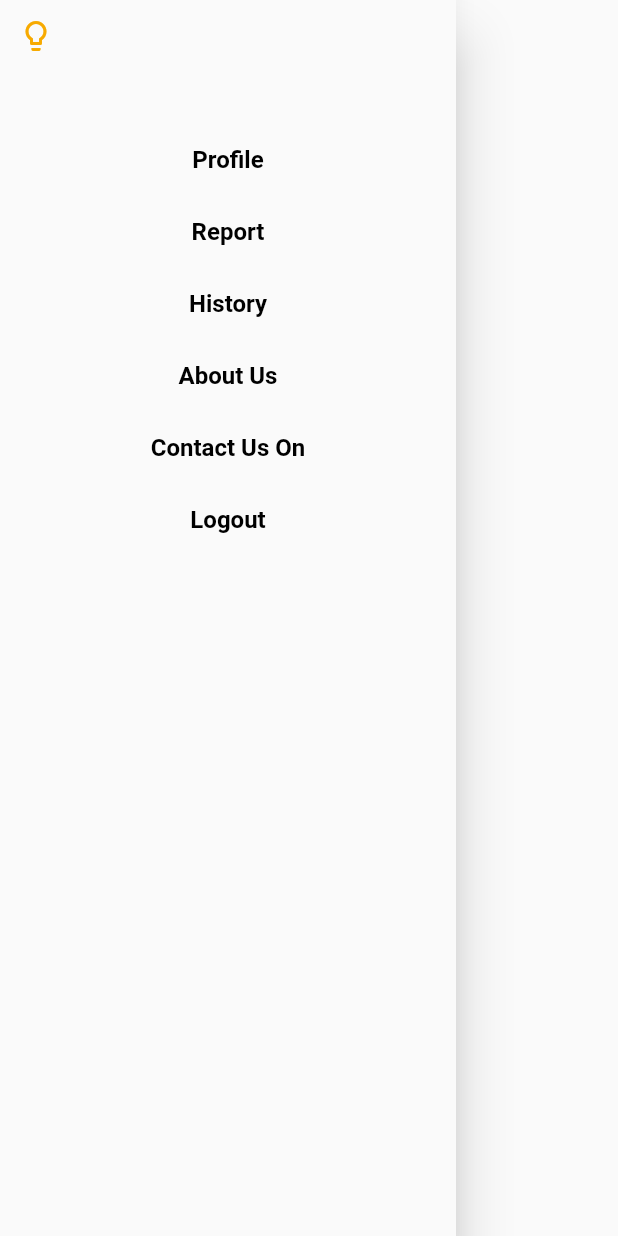
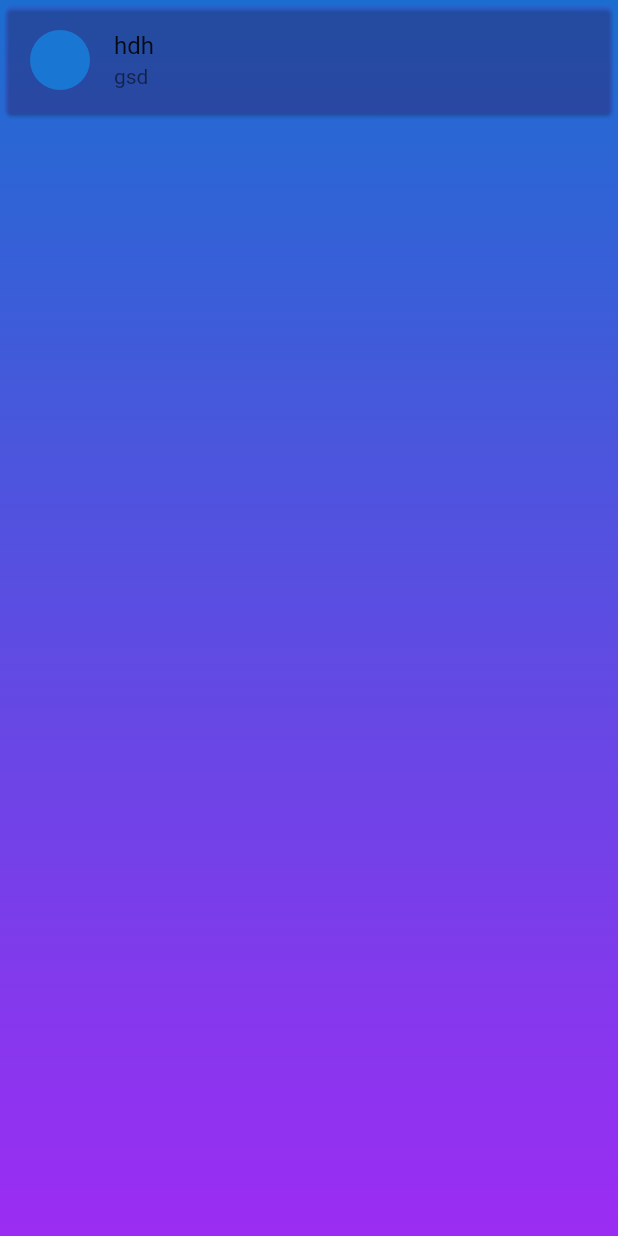
Before and after one commit to ZH1KAR/ewallet, a Flutter app: the DrawerWidget widget shown alone on an empty page, opened directly, after a tap on "Contact Us On", on a phone screen of 412 x 824 dp. Run offline on Flutter 3.47's test engine with Material 2 defaults, Android fonts, the phone set to English and light mode, and no system bars; drawn by our look-alikes of auto_size_text; our stand-ins replace cloud_firestore, firebase_auth, firebase_core, fl_chart, google_fonts, pinput and 1 more; accounts and stored records are empty; network calls fail.

Commit message:
a & c us

```diff
--- a/lib/main.dart
+++ b/lib/main.dart
@@ -2,7 +2,9 @@ import 'package:cloud_firestore/cloud_firestore.dart';
 import 'package:ewallet/constants.dart';
 import 'package:ewallet/model/auth_services.dart';
 import 'package:ewallet/provider/log_provider.dart';
+import 'package:ewallet/screens/about_us.dart';
 import 'package:ewallet/screens/chart_screen.dart';
+import 'package:ewallet/screens/contact_us_screen.dart';
 import 'package:ewallet/screens/home.dart';
 import 'package:ewallet/screens/login.dart';
 import 'package:ewallet/screens/profile_screen.dart';
@@ -62,6 +64,8 @@ class MyApp extends StatelessWidget {
           ProfileScreen.routeName: (context) => ProfileScreen(),
           ChartStatistics.routeName: (context) => ChartStatistics(),
           Verfications.routeName: (context) => Verfications(),
+          AboutUs.routeName:(context) => AboutUs(),
+          Contactus.routeName:(context) => Contactus(),
         },
       ),
     );
--- /dev/null
+++ b/lib/screens/contact_us_screen.dart
@@ -0,0 +1,37 @@
+import 'package:ewallet/constants.dart';
+import 'package:ewallet/widgets/drawer.dart';
+import 'package:flutter/material.dart';
+
+class Contactus extends StatelessWidget {
+static  const routeName='/contacts_us';
+  @override
+  Widget build(BuildContext context) {
+    Size size = MediaQuery.of(context).size;
+    return Scaffold(
+  drawer: DrawerWidget(),
+      body: Container(
+        width: size.width,
+        height: size.height,
+        decoration: BoxDecoration(
+          gradient: LinearGradient(
+              begin: Alignment.topCenter,
+              end: Alignment.bottomCenter,
+              colors: [klightBlue, klightPurpule],
+              tileMode: TileMode.clamp),
+        ),
+        child: ListView(
+          children:[
+             Card(
+              color: klightPurpule.withOpacity(0.1),
+
+              child: ListTile(
+                leading: CircleAvatar(),
+                title: Text('hdh'),
+                subtitle: Text('gsd'),
+              ),
+            )
+          ]
+        ),
+        ),
+
+    );}}
--- a/lib/widgets/drawer.dart
+++ b/lib/widgets/drawer.dart
@@ -1,5 +1,7 @@
 import 'package:auto_size_text/auto_size_text.dart';
 import 'package:ewallet/constants.dart';
+import 'package:ewallet/screens/about_us.dart';
+import 'package:ewallet/screens/contact_us_screen.dart';
 import 'package:ewallet/screens/login.dart';
 import 'package:firebase_auth/firebase_auth.dart';
 import 'package:flutter/material.dart';
@@ -44,11 +46,15 @@ class DrawerWidget extends StatelessWidget {
           ),
           TextButtonDrawer(
             text: "About Us",
-            function: () {},
+            function: () {
+                Navigator.pushNamed(context, AboutUs.routeName);
+            },
           ),
           TextButtonDrawer(
             text: "Contact Us On",
-            function: () {},
+            function: () {
+              Navigator.pushNamed(context,Contactus.routeName);
+            },
           ),
           TextButtonDrawer(
             text: "Logout",
```
Also changed, not shown: lib/screens/about_us.dart (added, +42 -0 lines).
